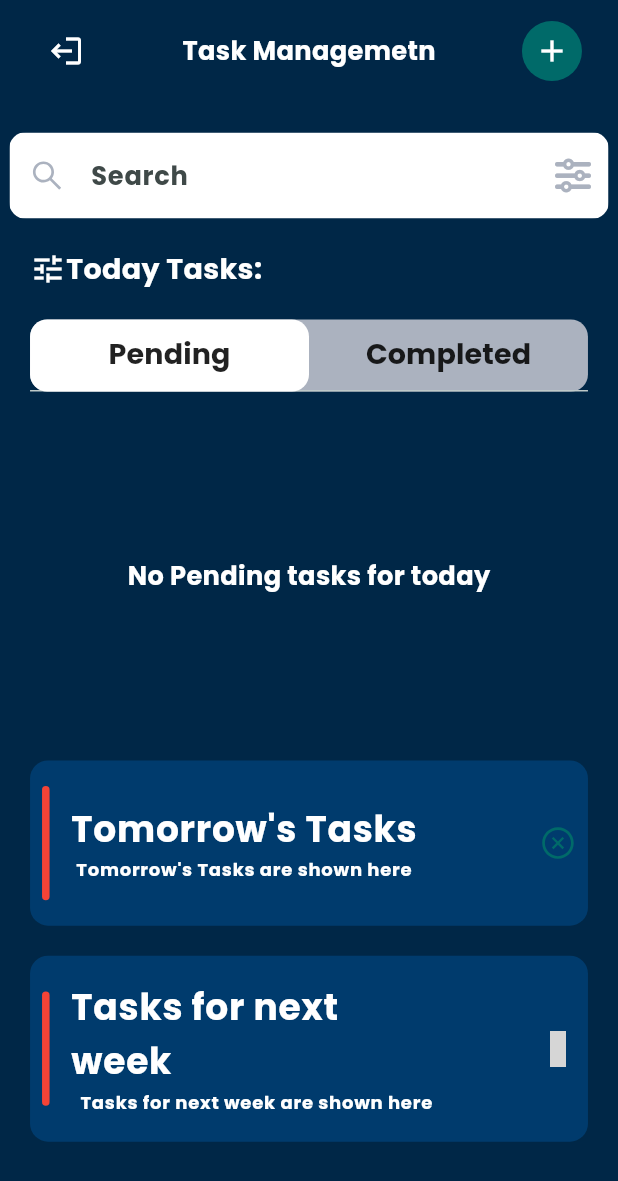
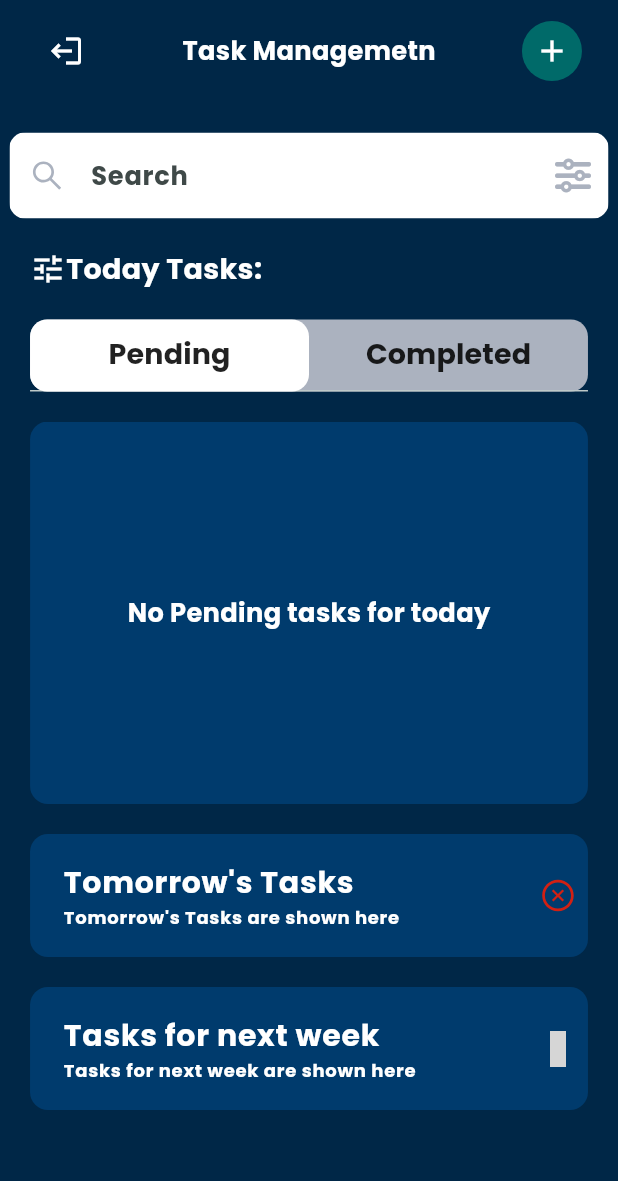
Before and after one commit to Thepilli/todo_app, a Flutter app: the HomePage screen opened directly, after a tap on "Tomorrow's Tasks", on a phone screen of 412 x 824 dp. Shown: the top 1181 px of the screen. Run offline on Flutter 3.47's test engine with Material 2 defaults, Android fonts, the light colour scheme and no system bars; our stand-ins replace country_picker, firebase_auth, firebase_core, flutter_datetime_picker_plus, flutter_hooks, flutter_screenutil and 7 more; accounts and stored records are empty; generated files the repository leaves out were written again; grey boxes are pictures that could not be loaded.

```diff
--- a/lib/core/extensions/date_extensions.dart
+++ b/lib/core/extensions/date_extensions.dart
@@ -2,4 +2,5 @@ import 'package:intl/intl.dart';
 
 extension DateExt on DateTime {
   String get timeOnly => DateFormat('HH:mm').format(this);
+  String get dateOnly => DateFormat('MM-dd').format(this);
 }
--- a/lib/features/todo/views/components/active_tasks.dart
+++ b/lib/features/todo/views/components/active_tasks.dart
@@ -21,8 +21,11 @@ class ActiveTasks extends ConsumerWidget {
         if (snapshot.hasData && snapshot.data != null) {
           debugPrint('Snapshot length: ${snapshot.data?.length}');
           if (snapshot.data!.isEmpty) {
-            return Center(
-              child: ReusableText(text: 'No Pending tasks for today', style: appstyle(18, AppColors.light, FontWeight.bold)),
+            return ColoredBox(
+              color: AppColors.darkBackgroundContainer,
+              child: Center(
+                child: ReusableText(text: 'No Pending tasks for today', style: appstyle(18, AppColors.light, FontWeight.bold)),
+              ),
             );
           }
           return ColoredBox(
--- a/lib/features/todo/views/components/task_expansion_tile.dart
+++ b/lib/features/todo/views/components/task_expansion_tile.dart
@@ -1,5 +1,4 @@
 import 'package:flutter/material.dart';
-import 'package:flutter_screenutil/flutter_screenutil.dart';
 import 'package:flutter_vector_icons/flutter_vector_icons.dart';
 import 'package:todo_app/core/colors.dart';
 import 'package:todo_app/core/common/widgets/.fading_text.dart';
@@ -40,24 +39,15 @@ class _TaskExpansionTileState extends State<TaskExpansionTile> {
             padding: const EdgeInsets.all(8.0),
             child: Row(
               children: [
-                Container(
-                  decoration: BoxDecoration(
-                    color: widget.color,
-                    borderRadius: const BorderRadius.all(
-                      Radius.circular(12),
-                    ),
-                  ),
-                  height: 80.h,
-                  width: 5.w,
-                ),
                 const WhiteSpace(width: 15),
                 ConstrainedBox(
                   constraints: BoxConstraints(maxWidth: MediaQuery.of(context).size.width * .6),
                   child: Column(
+                    crossAxisAlignment: CrossAxisAlignment.start,
                     children: [
                       FadingText(
                         text: widget.title,
-                        fontSize: 24,
+                        fontSize: 20,
                         color: AppColors.whiteColor,
                         fontWeight: FontWeight.bold,
                       ),
@@ -81,6 +71,7 @@ class _TaskExpansionTileState extends State<TaskExpansionTile> {
                 final innerController = ExpansionTileController.of(secondContext);
                 return Icon(
                   innerController.isExpanded ? AntDesign.closecircleo : AntDesign.circledown,
+                  color: innerController.isExpanded ? AppColors.notCompleted : AppColors.tPrimaryColor,
                 );
               },
             ),
--- a/lib/features/todo/views/home_screen.dart
+++ b/lib/features/todo/views/home_screen.dart
@@ -151,7 +151,8 @@ class HomePage extends HookConsumerWidget {
             ),
             const HeightSpacer(height: 20),
             SizedBox(
-              height: size.height * .25,
+              // height: size.height * .3,
+              height: 255,
               child: ClipRRect(
                 borderRadius: const BorderRadius.all(Radius.circular(12)),
                 child: TabBarView(
```
Also changed, not shown: lib/features/todo/views/components/completed_tasks.dart (+5 -2 lines), lib/features/todo/views/components/todo_tile.dart (+13 -1 lines).
